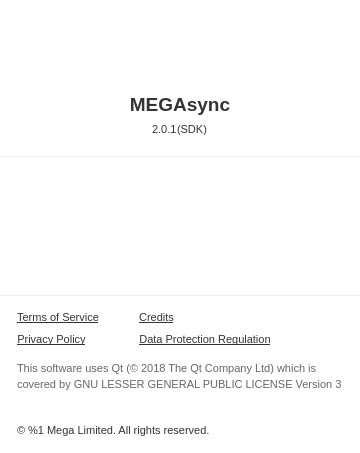
The window that src/MEGASync/gui/macx/ChangeLogDialog.ui (meganz/MEGAsync) describes before a commit, drawn with Qt 5.
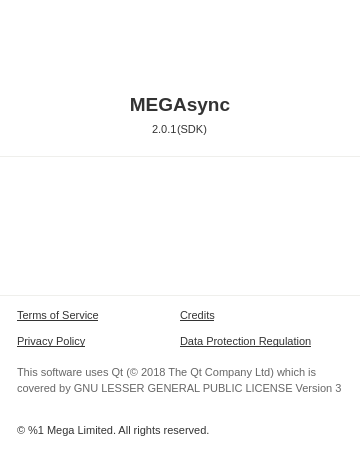
The same window after the commit. Icons and pictures are not drawn. Custom widgets are drawn as their Qt base class.

Commit message: Changelog updated to use labels and fix long translations issues

```diff
--- a/src/MEGASync/gui/macx/ChangeLogDialog.ui
+++ b/src/MEGASync/gui/macx/ChangeLogDialog.ui
@@ -273,26 +273,20 @@
    </item>
    <item>
     <widget class="QWidget" name="wLinks" native="true">
-     <layout class="QFormLayout" name="formLayout">
-      <property name="horizontalSpacing">
-       <number>0</number>
-      </property>
-      <property name="verticalSpacing">
+     <layout class="QHBoxLayout" name="horizontalLayout_4">
+      <property name="spacing">
        <number>0</number>
       </property>
       <property name="leftMargin">
        <number>17</number>
       </property>
-      <property name="topMargin">
+      <property name="rightMargin">
+       <number>17</number>
+      </property>
+      <property name="bottomMargin">
        <number>12</number>
       </property>
-      <property name="rightMargin">
-       <number>17</number>
-      </property>
-      <property name="bottomMargin">
-       <number>0</number>
-      </property>
-      <item row="0" column="0">
+      <item>
        <widget class="QWidget" name="wTermsPolicy" native="true">
         <property name="sizePolicy">
          <sizepolicy hsizetype="Preferred" vsizetype="Maximum">
@@ -302,7 +296,7 @@
         </property>
         <layout class="QVBoxLayout" name="verticalLayout_3">
          <property name="spacing">
-          <number>2</number>
+          <number>-1</number>
          </property>
          <property name="leftMargin">
           <number>0</number>
@@ -319,7 +313,19 @@
          <item>
           <layout class="QHBoxLayout" name="horizontalLayout_2">
            <item>
-            <widget class="QPushButton" name="bTerms">
+            <widget class="ClickableLabel" name="bTerms">
+             <property name="sizePolicy">
+              <sizepolicy hsizetype="Expanding" vsizetype="Preferred">
+               <horstretch>0</horstretch>
+               <verstretch>0</verstretch>
+              </sizepolicy>
+             </property>
+             <property name="minimumSize">
+              <size>
+               <width>135</width>
+               <height>0</height>
+              </size>
+             </property>
              <property name="layoutDirection">
               <enum>Qt::LeftToRight</enum>
              </property>
@@ -329,6 +335,9 @@
              <property name="text">
               <string>Terms of Service</string>
              </property>
+             <property name="wordWrap">
+              <bool>true</bool>
+             </property>
             </widget>
            </item>
            <item>
@@ -338,7 +347,7 @@
              </property>
              <property name="sizeHint" stdset="0">
               <size>
-               <width>40</width>
+               <width>0</width>
                <height>20</height>
               </size>
              </property>
@@ -349,13 +358,28 @@
          <item>
           <layout class="QHBoxLayout" name="horizontalLayout_6">
            <item>
-            <widget class="QPushButton" name="bPolicy">
+            <widget class="ClickableLabel" name="bPolicy">
+             <property name="sizePolicy">
+              <sizepolicy hsizetype="Expanding" vsizetype="Preferred">
+               <horstretch>0</horstretch>
+               <verstretch>0</verstretch>
+              </sizepolicy>
+             </property>
+             <property name="minimumSize">
+              <size>
+               <width>135</width>
+               <height>0</height>
+              </size>
+             </property>
              <property name="styleSheet">
               <string notr="true"/>
              </property>
              <property name="text">
               <string>Privacy Policy</string>
              </property>
+             <property name="wordWrap">
+              <bool>true</bool>
+             </property>
             </widget>
            </item>
            <item>
@@ -365,7 +389,7 @@
              </property>
              <property name="sizeHint" stdset="0">
               <size>
-               <width>40</width>
+               <width>0</width>
                <height>20</height>
               </size>
              </property>
@@ -376,7 +400,7 @@
         </layout>
        </widget>
       </item>
-      <item row="0" column="1">
+      <item>
        <widget class="QWidget" name="wAck" native="true">
         <property name="sizePolicy">
          <sizepolicy hsizetype="Preferred" vsizetype="Maximum">
@@ -398,7 +422,7 @@
         </property>
         <layout class="QVBoxLayout" name="verticalLayout_2">
          <property name="spacing">
-          <number>2</number>
+          <number>-1</number>
          </property>
          <property name="leftMargin">
           <number>0</number>
@@ -415,10 +439,25 @@
          <item>
           <layout class="QHBoxLayout" name="horizontalLayout_8">
            <item>
-            <widget class="QPushButton" name="bAck">
+            <widget class="ClickableLabel" name="bAck">
+             <property name="sizePolicy">
+              <sizepolicy hsizetype="Expanding" vsizetype="Preferred">
+               <horstretch>0</horstretch>
+               <verstretch>0</verstretch>
+              </sizepolicy>
+             </property>
+             <property name="minimumSize">
+              <size>
+               <width>135</width>
+               <height>0</height>
+              </size>
+             </property>
              <property name="text">
               <string>Credits</string>
              </property>
+             <property name="wordWrap">
+              <bool>true</bool>
+             </property>
             </widget>
            </item>
            <item>
@@ -428,7 +467,7 @@
              </property>
              <property name="sizeHint" stdset="0">
               <size>
-               <width>40</width>
+               <width>0</width>
                <height>20</height>
               </size>
              </property>
@@ -439,10 +478,25 @@
          <item>
           <layout class="QHBoxLayout" name="horizontalLayout_7">
            <item>
-            <widget class="QPushButton" name="bGDPR">
+            <widget class="ClickableLabel" name="bGDPR">
+             <property name="sizePolicy">
+              <sizepolicy hsizetype="Expanding" vsizetype="Preferred">
+               <horstretch>0</horstretch>
+               <verstretch>0</verstretch>
+              </sizepolicy>
+             </property>
+             <property name="minimumSize">
+              <size>
+               <width>135</width>
+               <height>0</height>
+              </size>
+             </property>
              <property name="text">
               <string>Data Protection Regulation</string>
              </property>
+             <property name="wordWrap">
+              <bool>true</bool>
+             </property>
             </widget>
            </item>
            <item>
@@ -452,7 +506,7 @@
              </property>
              <property name="sizeHint" stdset="0">
               <size>
-               <width>40</width>
+               <width>0</width>
                <height>20</height>
               </size>
              </property>
@@ -583,6 +637,13 @@
    </item>
   </layout>
  </widget>
+ <customwidgets>
+  <customwidget>
+   <class>ClickableLabel</class>
+   <extends>QLabel</extends>
+   <header location="global">Utilities.h</header>
+  </customwidget>
+ </customwidgets>
  <tabstops>
   <tabstop>bMEGAlogo</tabstop>
   <tabstop>lVersion</tabstop>
```
The commit also changes 2 other files.
